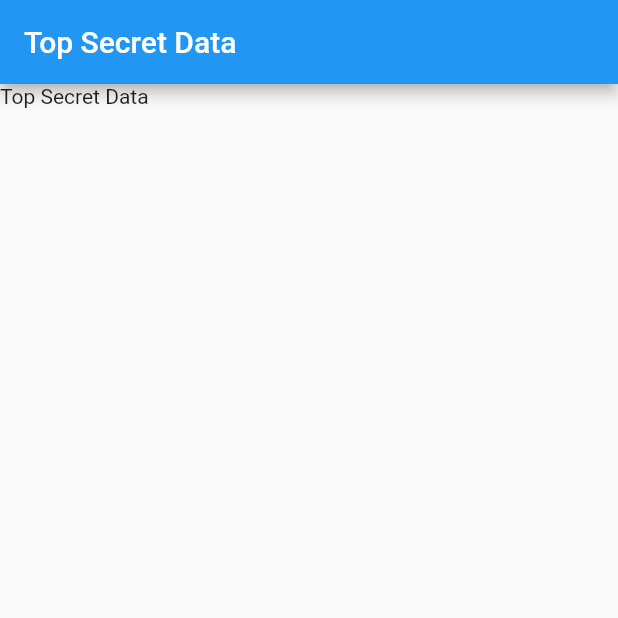
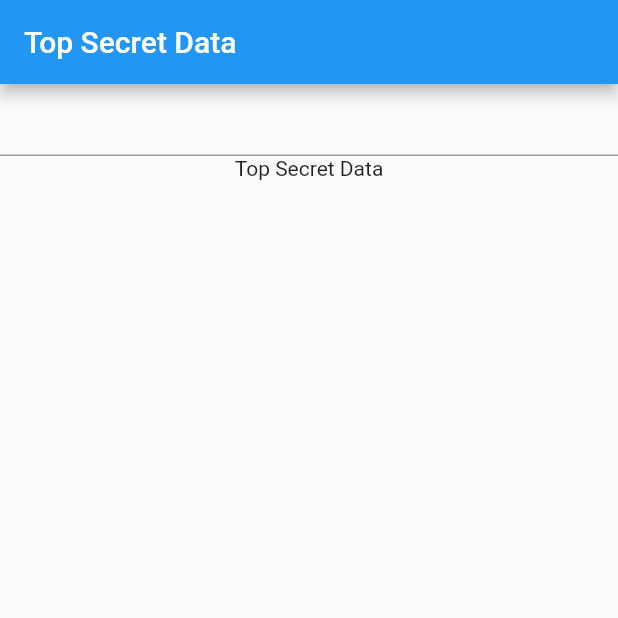
Before and after one commit to Eldot/learn_state, a Flutter app: the screen it shows after launch, on a phone screen of 412 x 824 dp, the top half of it. Run offline on Flutter 3.47's test engine with Material 2 defaults, Android fonts, the phone set to English and light mode, and no system bars.

Commit message:
Replaced Provider with a ChangeNotifierProvider to use a MyModel class to allow the UI to display changes to the MyModel data

```diff
--- a/lib/main.dart
+++ b/lib/main.dart
@@ -4,16 +4,14 @@ import 'package:provider/provider.dart';
 void main() => runApp(MyApp());
 
 class MyApp extends StatelessWidget {
-  final String data = 'Top Secret Data';
-
   @override
   Widget build(BuildContext context) {
-    return Provider<String>(
-      create: (context) => data,
+    return ChangeNotifierProvider<MyModel>(
+      create: (context) => MyModel(),
       child: MaterialApp(
         home: Scaffold(
           appBar: AppBar(
-            title: Text(data),
+            title: MyAppTitleText(),
           ),
           body: Level1(),
         ),
@@ -34,8 +32,11 @@ class Level1 extends StatelessWidget {
 class Level2 extends StatelessWidget {
   @override
   Widget build(BuildContext context) {
-    return Container(
-      child: Level3(),
+    return Column(
+      children: [
+        MyTextField(),
+        Level3(),
+      ],
     );
   }
 }
@@ -43,6 +44,32 @@ class Level2 extends StatelessWidget {
 class Level3 extends StatelessWidget {
   @override
   Widget build(BuildContext context) {
-    return Text(Provider.of<String>(context));
+    return Text(Provider.of<MyModel>(context).message);
   }
 }
+
+class MyAppTitleText extends StatelessWidget {
+  @override
+  Widget build(BuildContext context) {
+    return Text(Provider.of<MyModel>(context, listen: false).message); // Only show at start
+  }
+}
+
+class MyTextField extends StatelessWidget {
+  @override
+  Widget build(BuildContext context) {
+    return TextField(
+      onChanged: (newText) {
+        Provider.of<MyModel>(context).setMessage(newText);
+      },
+    );
+  }
+}
+
+class MyModel extends ChangeNotifier {
+  String message = 'Top Secret Data';
+  void setMessage(String newText) {
+    message = newText;
+    notifyListeners();
+  }
+}
```
